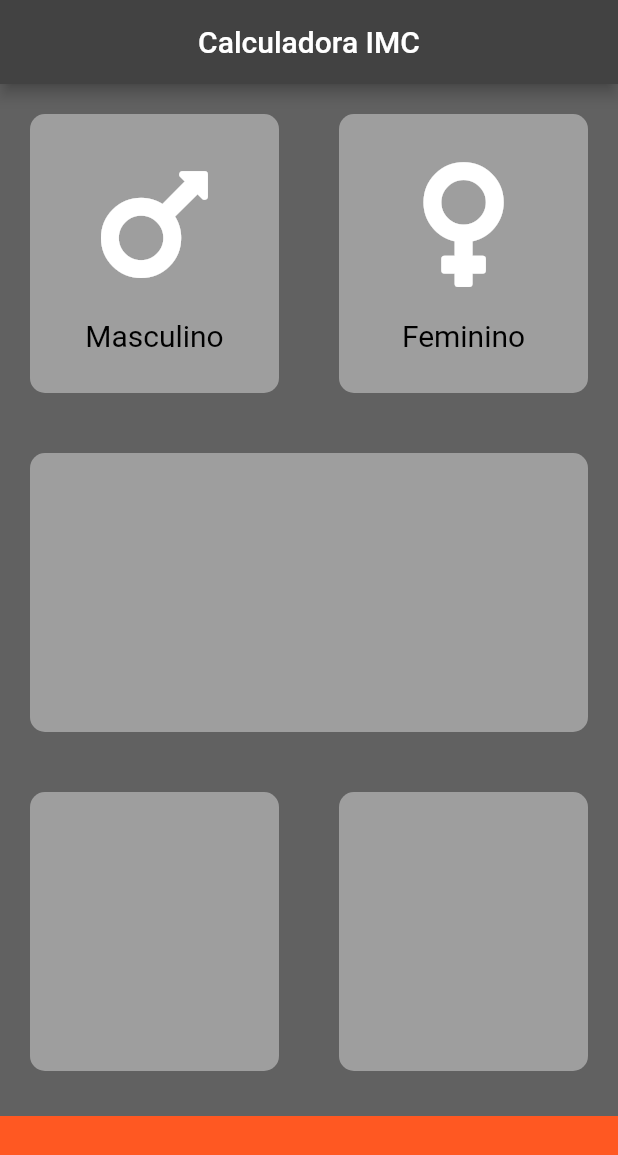
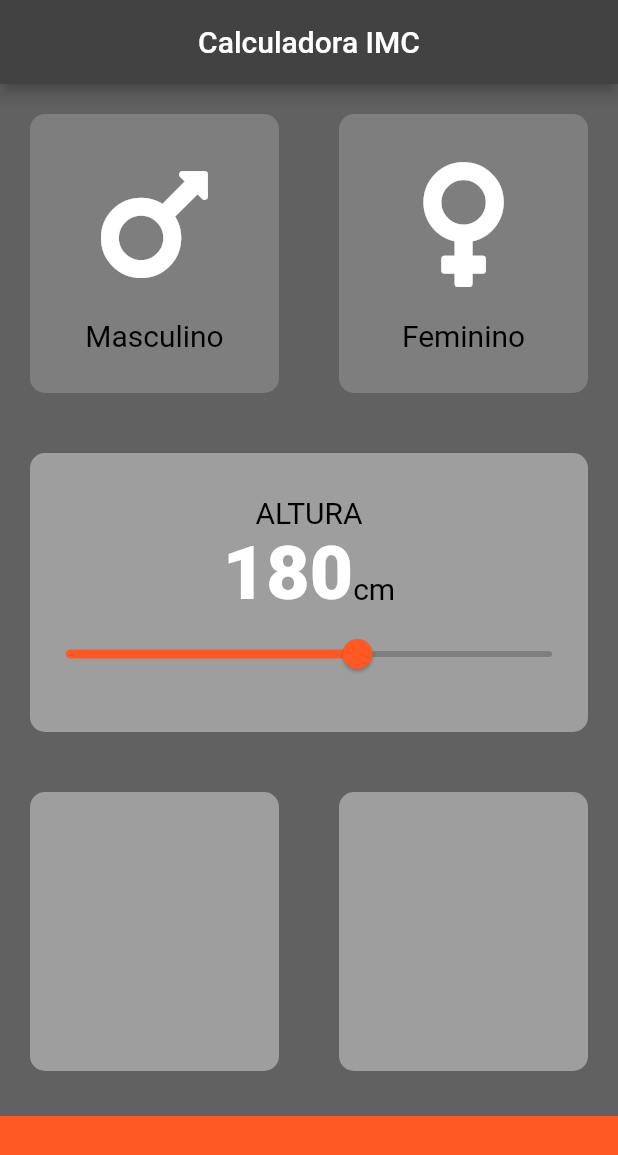
Before and after one commit to whalyson18/flutter-imc, a Flutter app: the screen it shows after launch, on a phone screen of 412 x 824 dp. Shown: the top 1155 px of the screen. Run offline on Flutter 3.47's test engine with Material 2 defaults, Android fonts, the phone set to English and light mode, and no system bars; our stand-ins replace font_awesome_flutter.

Commit message:
Criaçao do painel de altura

```diff
--- a/lib/components/painel/conteudo.dart
+++ b/lib/components/painel/conteudo.dart
@@ -1,13 +1,14 @@
 // ignore_for_file: prefer_const_constructors, prefer_const_literals_to_create_immutables
 
 import 'package:flutter/material.dart';
-import 'package:font_awesome_flutter/font_awesome_flutter.dart';
+import 'package:imc/shared/constantes/app_const.dart';
 
 class Conteudo extends StatelessWidget {
   Conteudo({required this.icon, required this.description});
 
   final IconData icon;
   final String description;
+
   @override
   Widget build(BuildContext context) {
     return Column(
@@ -22,7 +23,7 @@ class Conteudo extends StatelessWidget {
         ),
         Text(
           description,
-          style: TextStyle(fontSize: 20, color: Colors.black),
+          style: AppConst.textStyleConteudoPainel,
         )
       ],
     );
--- a/lib/components/painel/painel.dart
+++ b/lib/components/painel/painel.dart
@@ -2,18 +2,22 @@ import 'package:flutter/material.dart';
 import 'package:meta/meta.dart';
 
 class Painel extends StatelessWidget {
-  Painel({@required this.color, this.card});
+  Painel({required this.color, this.card, this.onPress});
 
-  final Color? color;
+  final Color color;
   final Widget? card;
+  final Function()? onPress;
 
   @override
   Widget build(BuildContext context) {
-    return Container(
-      child: card,
-      margin: EdgeInsets.all(20),
-      decoration:
-          BoxDecoration(color: color, borderRadius: BorderRadius.circular(10)),
+    return GestureDetector(
+      onTap: onPress,
+      child: Container(
+        child: card,
+        margin: EdgeInsets.all(20),
+        decoration: BoxDecoration(
+            color: color, borderRadius: BorderRadius.circular(10)),
+      ),
     );
   }
 }
--- a/lib/home.dart
+++ b/lib/home.dart
@@ -3,9 +3,9 @@ import 'package:flutter/material.dart';
 import 'package:font_awesome_flutter/font_awesome_flutter.dart';
 import 'package:imc/components/painel/conteudo.dart';
 import 'package:imc/components/painel/painel.dart';
+import 'package:imc/sexo.dart';
+import 'package:imc/shared/constantes/app_const.dart';
 import 'package:imc/shared/theme/app_colors.dart';
-
-const heigthtContainerFotter = 80.0;
 
 class Tela extends StatefulWidget {
   Tela({Key? key}) : super(key: key);
@@ -15,6 +15,9 @@ class Tela extends StatefulWidget {
 }
 
 class _TelaState extends State<Tela> {
+  Sexo? sexo;
+  int initialValueSlider = 180;
+
   @override
   Widget build(BuildContext context) {
     return Scaffold(
@@ -23,39 +26,87 @@ class _TelaState extends State<Tela> {
           centerTitle: true,
         ),
         body: Column(
+          crossAxisAlignment: CrossAxisAlignment.stretch,
           children: [
             Expanded(
-              child: Row(
-                children: [
+              child: Row(children: [
                 Expanded(
                   child: Painel(
+                    onPress: () {
+                      setState(() {
+                        sexo = Sexo.masculino;
+                      });
+                    },
                     card: Conteudo(
                       icon: FontAwesomeIcons.mars,
                       description: 'Masculino',
+                    ),
+                    color: sexo == Sexo.masculino
+                        ? AppColors.activeCard
+                        : AppColors.inactiveCard,
+                  ),
+                ),
+                Expanded(
+                  child: Painel(
+                    onPress: () {
+                      setState(() {
+                        sexo = Sexo.feminino;
+                      });
+                    },
+                    card: Conteudo(
+                      icon: FontAwesomeIcons.venus,
+                      description: 'Feminino',
+                    ),
+                    color: sexo == Sexo.feminino
+                        ? AppColors.activeCard
+                        : AppColors.inactiveCard,
+                  ),
+                )
+              ]),
+            ),
+            Expanded(
+              child: Painel(
+                card: Column(
+                  mainAxisAlignment: MainAxisAlignment.center,
+                  children: [
+                    Text(
+                      'ALTURA',
+                      style: AppConst.textStyleConteudoPainel,
+                    ),
+                    Row(
+                      mainAxisAlignment: MainAxisAlignment.center,
+                      crossAxisAlignment: CrossAxisAlignment.baseline,
+                      textBaseline: TextBaseline.alphabetic,
+                      children: [
+                        Text(
+                          initialValueSlider.toString(),
+                          style: AppConst.numeroTextStyle,
+                        ),
+                        Text(
+                          'cm',
+                          style: AppConst.textStyleConteudoPainel,
+                        )
+                      ],
+                    ),
+                    Slider(
+                      activeColor: AppColors.containerFotter,
+                      inactiveColor: AppColors.inactiveCard,
+                      value: initialValueSlider.toDouble(),
+                      min: 120,
+                      max: 220,
+                      onChanged: (double value) {
+                        setState(() {
+                          initialValueSlider = value.round();
+                        });
+                      },
+                    )
+                  ],
                 ),
                 color: AppColors.activeCard,
               ),
             ),
             Expanded(
-                    child: Painel(
-                      card: Conteudo(
-                        icon: FontAwesomeIcons.venus,
-                        description: 'Feminino',
-                      ),
-                      color: AppColors.activeCard,
-                    ),
-                  )
-                ]
-              ),
-            ),
-            Expanded(
-              child: Painel(
-                color: AppColors.activeCard,
-              ),
-            ),
-            Expanded(
-              child: Row(
-                children: [
+              child: Row(children: [
                 Expanded(
                   child: Painel(
                     color: AppColors.activeCard,
@@ -66,14 +117,13 @@ class _TelaState extends State<Tela> {
                     color: AppColors.activeCard,
                   ),
                 ),
-                ]
-              ),
+              ]),
             ),
             Container(
               color: AppColors.containerFotter,
               margin: EdgeInsets.only(top: 10),
               width: double.infinity,
-              height: heigthtContainerFotter,
+              height: AppConst.heigthtContainerFotter,
             )
           ],
         ) // This trailing comma makes auto-formatting nicer for build methods.
--- /dev/null
+++ b/lib/sexo.dart
@@ -0,0 +1 @@
+enum Sexo { masculino, feminino }
--- a/lib/shared/constantes/app_const.dart
+++ b/lib/shared/constantes/app_const.dart
@@ -1,10 +1,14 @@
 import 'package:flutter/material.dart';
 
-class AppConst{
+class AppConst {
   static const textStyleConteudoPainel = TextStyle(
     fontSize: 20,
     color: Colors.black,
   );
-  static final containerFotter    = Color(0xFFFF5822);
-  static final backgroundColor    = Color(0xFF616161);
+  static const heigthtContainerFotter = 80.0;
+
+  static const numeroTextStyle = TextStyle(
+    fontSize: 50,
+    fontWeight: FontWeight.w900,
+  );
 }
--- a/lib/shared/theme/app_colors.dart
+++ b/lib/shared/theme/app_colors.dart
@@ -1,9 +1,10 @@
 // ignore_for_file: prefer_const_constructors
 
-import  'package:flutter/material.dart';
+import 'package:flutter/material.dart';
 
-class AppColors{
-  static final activeCard    = Color(0xFF9E9E9E);
-  static final containerFotter    = Color(0xFFFF5822);
-  static final backgroundColor    = Color(0xFF616161);
+class AppColors {
+  static final activeCard = Color(0xFF9E9E9E);
+  static final inactiveCard = Color(0xFF7E7E7E);
+  static final containerFotter = Color(0xFFFF5822);
+  static final backgroundColor = Color(0xFF616161);
 }
```
Lines whose indentation alone changed are shown as unchanged.
